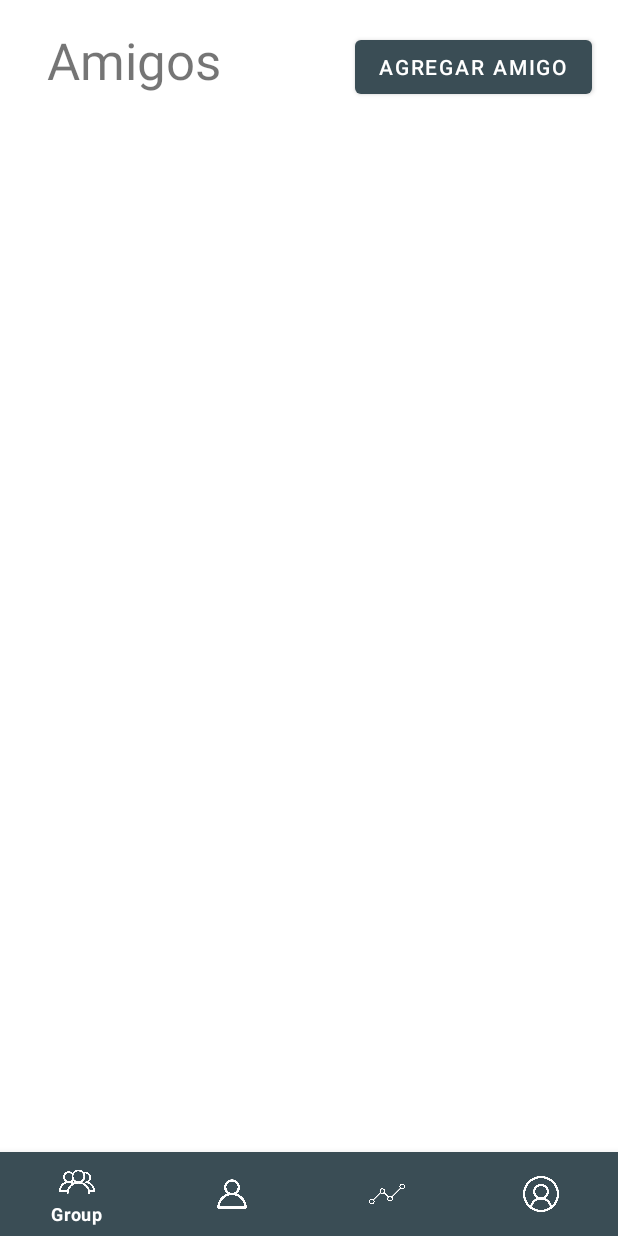
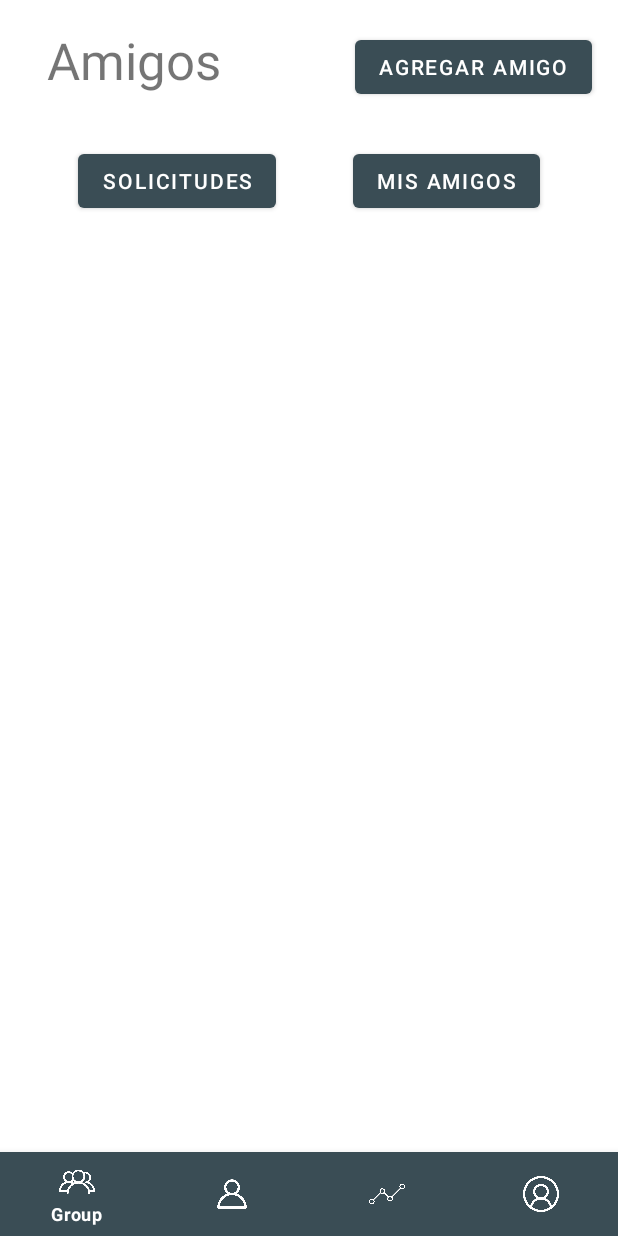
Before and after one commit to gabrielgraunegreiros/PaywalletNative, an Android app: the fragment FragmentAmigos placed in its activity, on a phone screen of 412 x 824 dp. Run offline under Robolectric (Android 15) with nearby library versions, the phone set to English and light mode, and no system bars; 3 statements that could not run were skipped.

Commit message:
agregar friends v1.0

```diff
--- a/app/src/main/java/com/usil/proyectomoviles/controller/FragmentAmigos.java
+++ b/app/src/main/java/com/usil/proyectomoviles/controller/FragmentAmigos.java
@@ -1,17 +1,32 @@
 package com.usil.proyectomoviles.controller;
 
+import android.app.AlertDialog;
+import android.content.DialogInterface;
 import android.os.Bundle;
+import android.text.InputType;
 import android.view.LayoutInflater;
 import android.view.View;
 import android.view.ViewGroup;
+import android.widget.Button;
+import android.widget.EditText;
+import android.widget.Toast;
 
 import androidx.annotation.NonNull;
 import androidx.annotation.Nullable;
 import androidx.fragment.app.Fragment;
+import androidx.fragment.app.FragmentTransaction;
 
 import com.usil.proyectomoviles.R;
+import com.usil.proyectomoviles.entity.Usuario;
+import com.usil.proyectomoviles.modelo.DAOUsuario;
 
 public class FragmentAmigos extends Fragment {
+    DAOUsuario daoUsuario;
+    Bundle bundle;
+    Usuario user;
+
+    Button btnAddAmigo, btnMisamigos, btnSolicitudes;
+    EditText edtNuevoAmigo;
     @Nullable
     @Override
     public View onCreateView(@NonNull LayoutInflater inflater, @Nullable ViewGroup container, @Nullable Bundle savedInstanceState) {
@@ -21,6 +36,72 @@ public class FragmentAmigos extends Fragment {
     @Override
     public void onViewCreated(@NonNull View view, @Nullable Bundle savedInstanceState) {
         super.onViewCreated(view, savedInstanceState);
+        daoUsuario = new DAOUsuario(getActivity().getApplicationContext());
+        daoUsuario.openDB();
+        recuperarUsuario();
 
+        btnAddAmigo=getView().findViewById(R.id.btnFgtAmigos_AddAmigo);
+        btnMisamigos=getView().findViewById(R.id.btnFgtAmigos_MisAmigos);
+        btnSolicitudes=getView().findViewById(R.id.btnFgtAmigos_SolicitudAmigo);
+
+        btnAddAmigo.setOnClickListener(new View.OnClickListener() {
+            @Override
+            public void onClick(View view) {
+                AlertDialog.Builder addAmigoDialog=new AlertDialog.Builder(getActivity());
+                addAmigoDialog.setTitle("Ingrese el usuario");
+                edtNuevoAmigo =new EditText(getActivity().getApplicationContext());
+                edtNuevoAmigo.setInputType(InputType.TYPE_CLASS_TEXT);
+                addAmigoDialog.setView(edtNuevoAmigo);
+                addAmigoDialog.setPositiveButton("Agregar", new DialogInterface.OnClickListener() {
+                    @Override
+                    public void onClick(DialogInterface dialogInterface, int i) {
+                        if(daoUsuario.existeUsuario(edtNuevoAmigo.getText().toString())){
+                            daoUsuario.agregarAmigo(user.getUsuario(),edtNuevoAmigo.getText().toString());
+                            Toast.makeText(getActivity().getApplicationContext(), "Se mando la solicitud a: "+edtNuevoAmigo.getText().toString(), Toast.LENGTH_SHORT).show();
+                        }else{
+                            Toast.makeText(getActivity().getApplicationContext(), "Usuario no existente", Toast.LENGTH_SHORT).show();
+                        }
+                    }
+                });
+                addAmigoDialog.setNegativeButton("Cancelar", new DialogInterface.OnClickListener() {
+                    @Override
+                    public void onClick(DialogInterface dialogInterface, int i) {
+                        dialogInterface.cancel();
+                    }
+                });
+                addAmigoDialog.show();
+            }
+        });
+        btnMisamigos.setOnClickListener(new View.OnClickListener() {
+            @Override
+            public void onClick(View view) {
+                Fragment_Mostrar_Amigos fgtMostrarAmigos=new Fragment_Mostrar_Amigos();
+                fgtMostrarAmigos.setArguments(bundle);
+                getActivity().getSupportFragmentManager()
+                        .beginTransaction()
+                        .replace(R.id.ContainerFgtAmigos,fgtMostrarAmigos)
+                        .setTransition(FragmentTransaction.TRANSIT_FRAGMENT_FADE)
+                        .addToBackStack(null)
+                        .commit();
+            }
+        });
+        btnSolicitudes.setOnClickListener(new View.OnClickListener() {
+            @Override
+            public void onClick(View view) {
+                Fragment_Mostrar_Solicitud_Amigos fgtMostrarSolicitudesAmigos=new Fragment_Mostrar_Solicitud_Amigos();
+                fgtMostrarSolicitudesAmigos.setArguments(bundle);
+                getActivity().getSupportFragmentManager()
+                        .beginTransaction()
+                        .replace(R.id.ContainerFgtAmigos,fgtMostrarSolicitudesAmigos)
+                        .setTransition(FragmentTransaction.TRANSIT_FRAGMENT_FADE)
+                        .addToBackStack(null)
+                        .commit();
+            }
+        });
+    }
+
+    private void recuperarUsuario() {
+        bundle = getArguments();
+        user = (Usuario) bundle.getSerializable("user");
     }
 }
--- a/app/src/main/java/com/usil/proyectomoviles/controller/FragmentMostrar_Grupo.java
+++ b/app/src/main/java/com/usil/proyectomoviles/controller/FragmentMostrar_Grupo.java
@@ -40,9 +40,9 @@ public class FragmentMostrar_Grupo extends Fragment {
     public void onViewCreated(@NonNull View view, @Nullable Bundle savedInstanceState) {
         super.onViewCreated(view, savedInstanceState);
         daoUsuario = new DAOUsuario(getActivity().getApplicationContext());
-
         daoUsuario.openDB();
         recuperarUsuario();
+
         int idGrupo =  bundle.getInt("idGrupo");
 
         txtNombreGrupo=getView().findViewById(R.id.txtFgtMostrarGrupo_NombreGrupo);
--- a/app/src/main/java/com/usil/proyectomoviles/controller/FragmentPerfiles.java
+++ b/app/src/main/java/com/usil/proyectomoviles/controller/FragmentPerfiles.java
@@ -54,10 +54,11 @@ public class FragmentPerfiles extends Fragment {
         imgFotoPerfil = getView().findViewById(R.id.imgFotoPerfil);
         Bundle bundle = getArguments();
         user = (Usuario) bundle.getSerializable("user");
+        Usuario u=daoUsuario.getUser(user.getUsuario());
         txtUsuarioPerfil.setText(user.getUsuario());
         txtNombrePerfil.setText(user.getNombre());
         txtApellidoPerfil.setText(user.getApellidos());
-        edtEmailPerfil.setText(user.getCorreo());
+        edtEmailPerfil.setText(u.getCorreo());
         btnModificarPerfil.setOnClickListener(new View.OnClickListener() {
             @Override
             public void onClick(View view) {
--- a/app/src/main/res/layout/lyt_fgt_amigos.xml
+++ b/app/src/main/res/layout/lyt_fgt_amigos.xml
@@ -5,13 +5,24 @@
     android:layout_width="match_parent"
     android:layout_height="match_parent">
 
+    <Button
+        android:id="@+id/btnFgtAmigos_MisAmigos"
+        android:layout_width="wrap_content"
+        android:layout_height="wrap_content"
+        android:layout_marginTop="28dp"
+        android:text="@string/mis_amigos"
+        app:layout_constraintEnd_toEndOf="parent"
+        app:layout_constraintHorizontal_bias="0.5"
+        app:layout_constraintStart_toEndOf="@+id/btnFgtAmigos_SolicitudAmigo"
+        app:layout_constraintTop_toBottomOf="@+id/btnFgtAmigos_AddAmigo" />
+
     <TextView
         android:id="@+id/textView2"
         android:layout_width="wrap_content"
         android:layout_height="wrap_content"
         android:layout_marginStart="30dp"
         android:layout_marginTop="16dp"
-        android:text="Amigos"
+        android:text="@string/amigos"
         android:textSize="34sp"
         app:layout_constraintStart_toStartOf="parent"
         app:layout_constraintTop_toTopOf="parent" />
@@ -22,7 +33,33 @@
         android:layout_height="wrap_content"
         android:layout_marginTop="19dp"
         android:layout_marginEnd="16dp"
-        android:text="Agregar Amigo"
+        android:text="@string/agregar_amigo"
         app:layout_constraintEnd_toEndOf="parent"
         app:layout_constraintTop_toTopOf="parent" />
+
+    <Button
+        android:id="@+id/btnFgtAmigos_SolicitudAmigo"
+        android:layout_width="wrap_content"
+        android:layout_height="wrap_content"
+        android:layout_marginTop="28dp"
+        android:text="@string/solicitudes"
+        app:layout_constraintEnd_toStartOf="@+id/btnFgtAmigos_MisAmigos"
+        app:layout_constraintHorizontal_bias="0.5"
+        app:layout_constraintStart_toStartOf="parent"
+        app:layout_constraintTop_toBottomOf="@+id/btnFgtAmigos_AddAmigo" />
+
+    <FrameLayout
+        android:id="@+id/ContainerFgtAmigos"
+        android:layout_width="409dp"
+        android:layout_height="586dp"
+        android:layout_marginTop="1dp"
+        android:layout_marginBottom="1dp"
+        app:layout_constraintBottom_toBottomOf="parent"
+        app:layout_constraintEnd_toEndOf="parent"
+        app:layout_constraintHorizontal_bias="0.5"
+        app:layout_constraintStart_toStartOf="parent"
+        app:layout_constraintTop_toBottomOf="@+id/btnFgtAmigos_MisAmigos">
+
+    </FrameLayout>
+
 </androidx.constraintlayout.widget.ConstraintLayout>
--- a/app/src/main/res/values/strings.xml
+++ b/app/src/main/res/values/strings.xml
@@ -11,4 +11,13 @@
     <string name="participantes">Participantes:</string>
     <string name="imgadaplistgrupo_fotogrupo">imgAdapListGrupo_FotoGrupo</string>
     <string name="eliminar_grupo">Eliminar Grupo</string>
+    <string name="mis_amigos">Mis amigos</string>
+    <string name="amigos">Amigos</string>
+    <string name="agregar_amigo">Agregar Amigo</string>
+    <string name="solicitudes">Solicitudes</string>
+    <string name="nombre_de_usuario">Nombre de Usuario</string>
+    <string name="aceptar">Aceptar</string>
+    <string name="rechazar">Rechazar</string>
+    <string name="nombre_completo">Nombre Completo</string>
+    <string name="todo">TODO</string>
 </resources>
```
Also changed, not shown: app/src/main/java/com/usil/proyectomoviles/controller/AdaptadorListaGrupos.java (+6 -1 lines), app/src/main/java/com/usil/proyectomoviles/controller/AdaptadorListaSolicitudes.java (added, +73 -0 lines), app/src/main/java/com/usil/proyectomoviles/controller/Fragment_Mostrar_Amigos.java (added, +27 -0 lines), app/src/main/java/com/usil/proyectomoviles/controller/Fragment_Mostrar_Solicitud_Amigos.java (added, +55 -0 lines), app/src/main/java/com/usil/proyectomoviles/modelo/DAOUsuario.java (+61 -1 lines), app/src/main/java/com/usil/proyectomoviles/util/DBPaywallet.java (+5 -5 lines), app/src/main/res/layout/item_lista_solicitudes_amigos.xml (added, +105 -0 lines), app/src/main/res/layout/lyt_fgt_mostrar_amigos.xml (added, +17 -0 lines), app/src/main/res/layout/lyt_fgt_mostrar_solicitud_amigos.xml (added, +19 -0 lines), app/src/main/res/drawable/accep_friend.png (added), app/src/main/res/drawable/cancel_friend.png (added).
